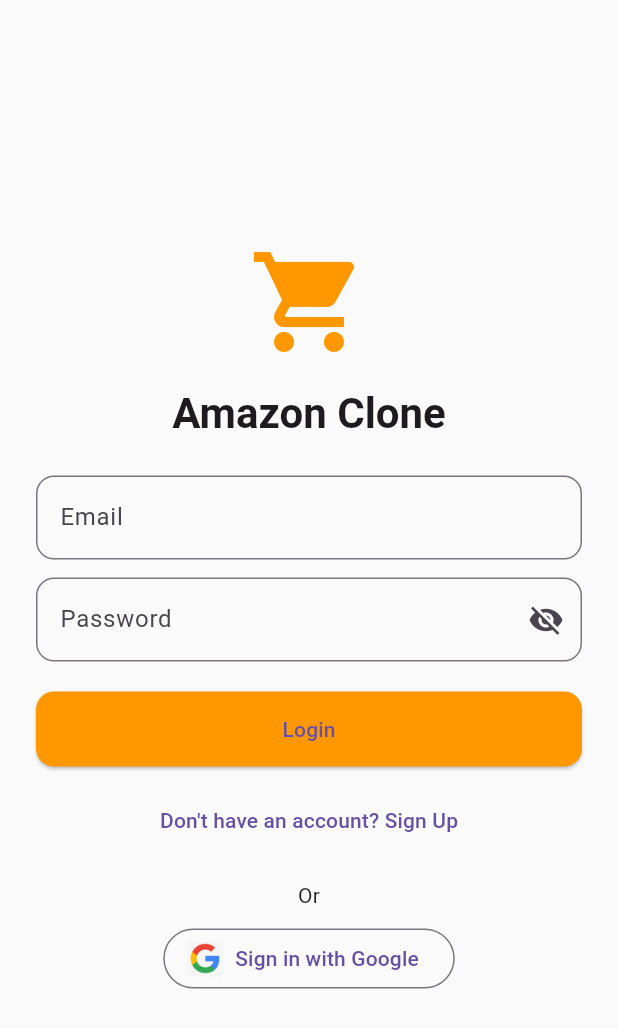
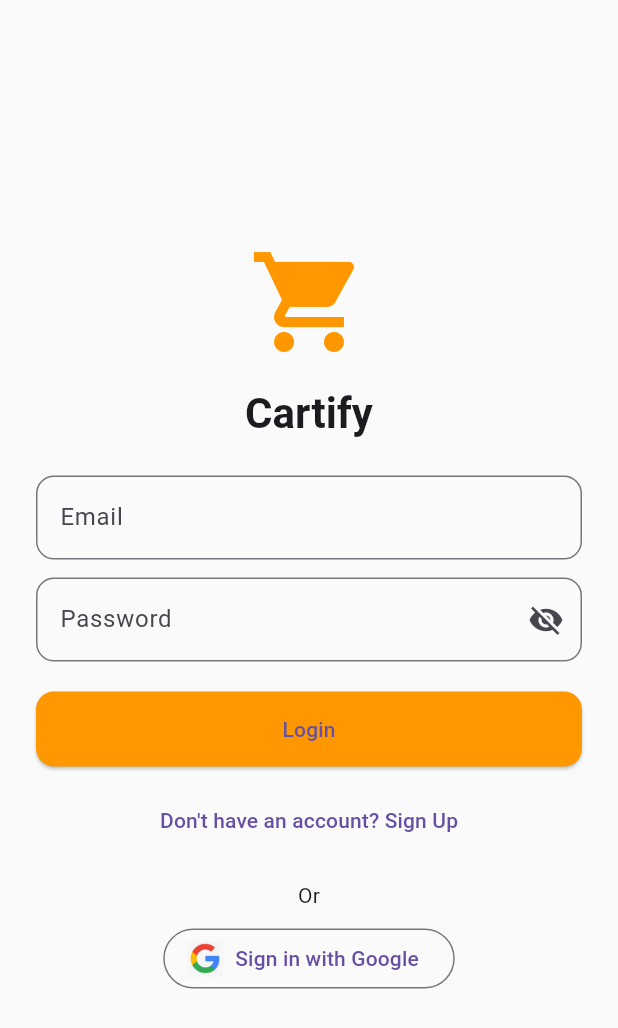
Before and after one commit to Bapan2003/cartify, a Flutter app: the screen it shows after launch, on a phone screen of 412 x 824 dp. Shown: the top 1028 px of the screen. Run offline on Flutter 3.47's test engine with Material 3 defaults, Android fonts, the phone set to English and light mode, and no system bars; our stand-ins replace cloud_firestore, firebase_auth, firebase_core, firebase_storage, flutter_rating_bar, get_it and 6 more; accounts and stored records are empty.

Commit message:
change app name, app package, and logo

```diff
--- a/lib/presentations/screens/auth/login.dart
+++ b/lib/presentations/screens/auth/login.dart
@@ -70,7 +70,7 @@ class _LoginScreenState extends State<LoginScreen> {
                     ),
                     const SizedBox(height: 16),
                     Text(
-                      "Amazon Clone",
+                      "Cartify",
                       style: Theme.of(context).textTheme.headlineMedium
                           ?.copyWith(fontWeight: FontWeight.bold),
                     ),
@@ -251,7 +251,7 @@ class _LoginScreenState extends State<LoginScreen> {
   Widget _buildCupertinoLogin(BuildContext context, bool isWeb, Size size) {
     return CupertinoPageScaffold(
       backgroundColor: CupertinoColors.systemGroupedBackground,
-      navigationBar: const CupertinoNavigationBar(middle: Text("Amazon Clone")),
+      navigationBar: const CupertinoNavigationBar(middle: Text("Cartify")),
       child: SafeArea(
         child: Center(
           child: ConstrainedBox(
--- a/lib/presentations/screens/dashboard/dashboard_screen.dart
+++ b/lib/presentations/screens/dashboard/dashboard_screen.dart
@@ -61,7 +61,7 @@ class DashboardScreen extends StatelessWidget {
                       ),
                       const SizedBox(width: 8),
                       Text(
-                        "Amazon Clone",
+                        "Cartify",
                         style: Theme.of(context).textTheme.titleLarge!.copyWith(
                           color: Colors.white,
                           fontWeight: FontWeight.bold,
```
Also changed, not shown: pubspec.yaml (+16 -43 lines), firebase.json, lib/firebase_options.dart, pubspec.lock, 35 other files.
